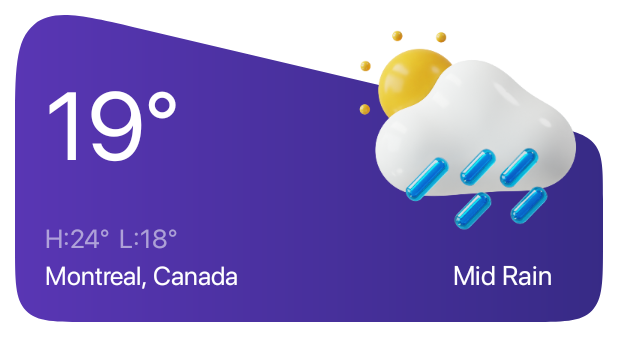
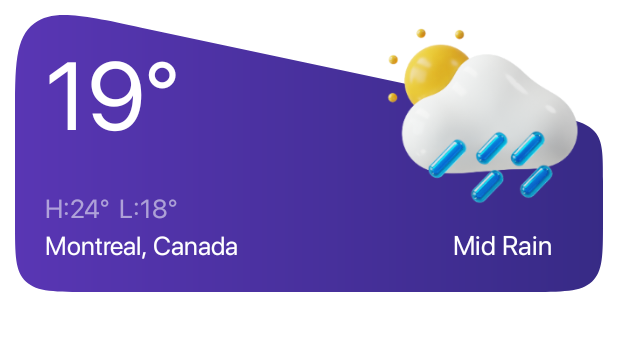
Before and after one commit to asadullah06/weather, an Android app: the layout searched_locations_list_item.xml on its own in the app's theme, with its tools: preview values and no code run, on a phone screen of 412 x 824 dp. Shown: the top 361 px of the screen. Run offline under Robolectric (Android 15) with nearby library versions, the phone set to English and light mode, and no system bars.

Commit message:
Searched cities listing completed

```diff
--- a/app/src/main/java/com/example/weather/views/activities/AddNewCityActivity.java
+++ b/app/src/main/java/com/example/weather/views/activities/AddNewCityActivity.java
@@ -26,6 +26,7 @@ public class AddNewCityActivity extends BaseActivity {
     String TAG = AddNewCityActivity.class.getSimpleName();
     private AddNewCityActivityBinding binding;
     private AddNewCityViewModel addNewCityViewModel;
+
 
     private List<CurrentWeatherDto> searchedCitiesList = new ArrayList<>();
     private SearchedCitiesListingAdapter searchedCitiesListingAdapter;
@@ -61,7 +62,7 @@ public class AddNewCityActivity extends BaseActivity {
         });
 
 
-        addNewCityViewModel.getSearchedCitiesResult().observe(this, this::populateSearchedHistory);
+        addNewCityViewModel.getSearchedCitiesResult().observe(this, this::fetchSearchedHistory);
     }
 
     /**
@@ -79,7 +80,7 @@ public class AddNewCityActivity extends BaseActivity {
         });
     }
 
-    private void populateSearchedHistory(String[] strings) {
+    private void fetchSearchedHistory(String[] strings) {
         if (strings.length > 0) {
             for (String cityName : strings) {
                 addNewCityViewModel.searchCityAndWeatherDetails(cityName);
--- a/app/src/main/java/com/example/weather/views/adapters/SearchedCitiesListingAdapter.java
+++ b/app/src/main/java/com/example/weather/views/adapters/SearchedCitiesListingAdapter.java
@@ -34,6 +34,9 @@ public class SearchedCitiesListingAdapter extends RecyclerView.Adapter<SearchedC
         CurrentWeatherDto item = itemsList.get(position);
 
 
+        StringBuilder name = new StringBuilder();
+
+        name.append(item.getCityName()).append(", ").append(item.getSys().getCountryShortName());
         holder.binding.tvCityName.setText(item.getCityName());
         StringBuilder temperatureStringBuilder = new StringBuilder();
         temperatureStringBuilder.append(item.getTemperatureStats().getTemperature()).append("°");
--- a/app/src/main/res/layout/searched_locations_list_item.xml
+++ b/app/src/main/res/layout/searched_locations_list_item.xml
@@ -1,5 +1,5 @@
 <?xml version="1.0" encoding="utf-8"?>
-<androidx.constraintlayout.widget.ConstraintLayout xmlns:android="http://schemas.android.com/apk/res/android"
+<RelativeLayout xmlns:android="http://schemas.android.com/apk/res/android"
     xmlns:app="http://schemas.android.com/apk/res-auto"
     xmlns:tools="http://schemas.android.com/tools"
     android:layout_width="match_parent"
@@ -15,54 +15,53 @@
         android:id="@+id/tv_temperature"
         android:layout_width="wrap_content"
         android:layout_height="wrap_content"
+        android:layout_above="@+id/tv_low_high_temperature"
+        android:layout_alignParentStart="true"
         android:layout_marginBottom="24dp"
         android:fontFamily="@font/sf_pro_display_regular"
-        tools:text="19°"
         android:textColor="@color/white"
         android:textSize="64sp"
-        app:layout_constraintBottom_toTopOf="@+id/tv_low_high_temperature"
-        app:layout_constraintStart_toStartOf="parent" />
+        tools:text="19°" />
 
     <TextView
         android:id="@+id/tv_low_high_temperature"
         android:layout_width="wrap_content"
         android:layout_height="19dp"
+        android:layout_above="@+id/tv_city_name"
         android:layout_marginBottom="5dp"
         android:fontFamily="@font/sf_pro_display_regular"
         android:textColor="@color/grey"
         android:textSize="17sp"
-        app:layout_constraintBottom_toTopOf="@+id/tv_city_name"
-        app:layout_constraintStart_toStartOf="parent"
         tools:text="H:24°  L:18°" />
 
     <TextView
         android:id="@+id/tv_city_name"
         android:layout_width="wrap_content"
         android:layout_height="wrap_content"
+        android:layout_alignBaseline="@+id/tv_weather_description"
+        android:layout_alignParentStart="true"
         android:fontFamily="@font/sf_pro_display_regular"
         android:textColor="@color/white"
         android:textSize="17sp"
-        app:layout_constraintBottom_toBottomOf="@+id/tv_weather_description"
-        app:layout_constraintStart_toStartOf="parent"
         tools:text="Montreal, Canada" />
 
     <ImageView
         android:id="@+id/iv_weather_info"
-        android:layout_width="wrap_content"
-        android:layout_height="wrap_content"
-        app:layout_constraintEnd_toEndOf="parent"
-        app:layout_constraintTop_toTopOf="parent"
-        tools:src="@drawable/ic_sun_cloud_angled_rain" />
+        android:layout_width="140dp"
+        android:layout_height="140dp"
+        android:layout_alignParentTop="true"
+        android:layout_alignParentEnd="true"
+        android:src="@drawable/ic_sun_cloud_angled_rain" />
 
     <TextView
         android:id="@+id/tv_weather_description"
         android:layout_width="wrap_content"
         android:layout_height="wrap_content"
+        android:layout_below="@+id/iv_weather_info"
+        android:layout_alignParentEnd="true"
         android:layout_marginEnd="24dp"
         android:fontFamily="@font/sf_pro_display_regular"
         android:textColor="@color/white"
         android:textSize="18sp"
-        app:layout_constraintEnd_toEndOf="parent"
-        app:layout_constraintTop_toBottomOf="@+id/iv_weather_info"
         tools:text="Mid Rain" />
-</androidx.constraintlayout.widget.ConstraintLayout>
+</RelativeLayout>
```
Also changed, not shown: app/src/main/java/com/example/weather/Models/CurrentWeatherDto.java (+7 -0 lines), app/src/main/java/com/example/weather/Models/Sys.java (added, +26 -0 lines), app/src/main/java/com/example/weather/Models/TemperatureStats.java (+4 -3 lines), app/src/main/java/com/example/weather/views/ViewModel/AddNewCityViewModel.java (+5 -7 lines).
